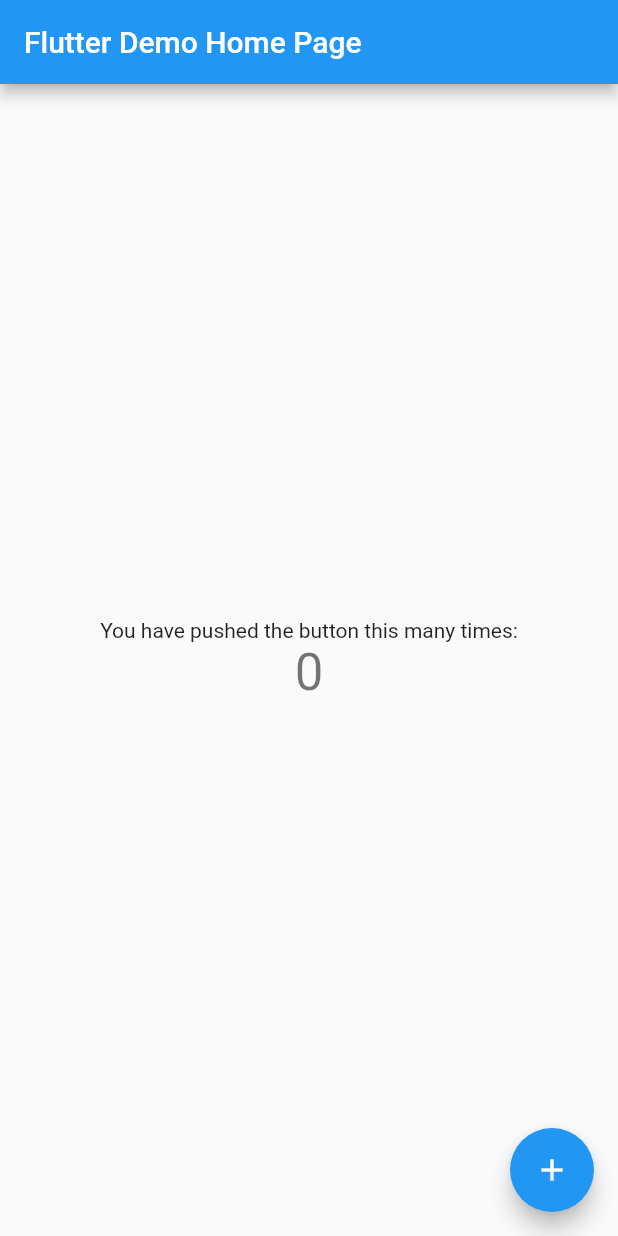
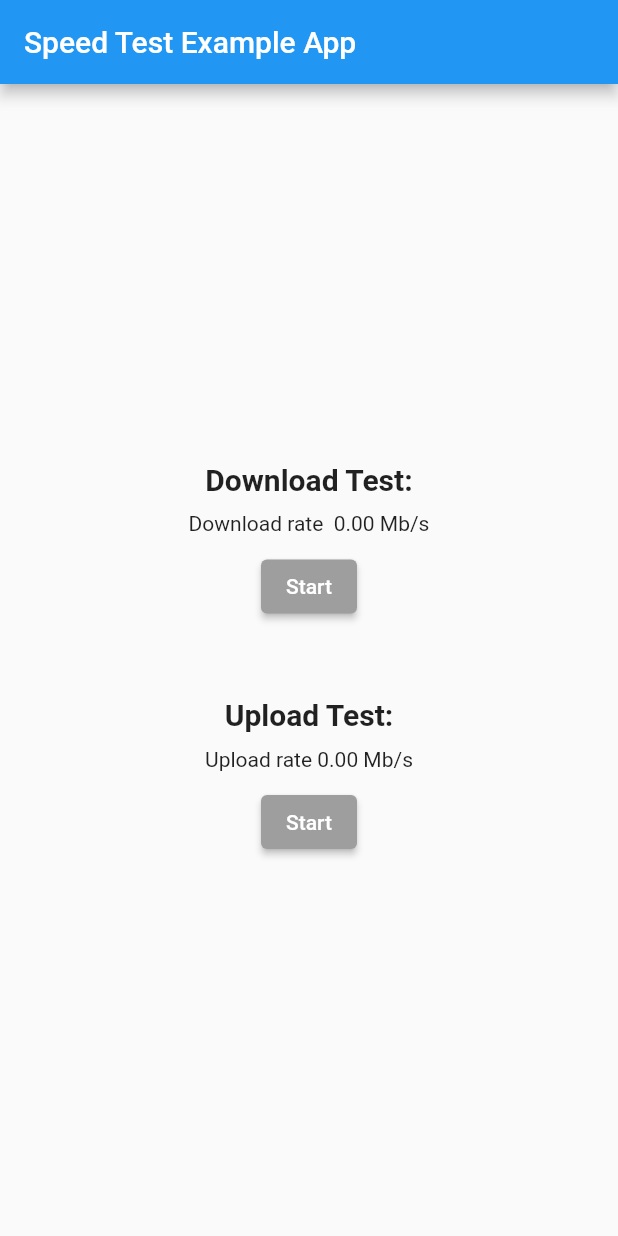
Before and after one commit to kokodavid/speedvpn, a Flutter app: the screen it shows after launch, on a phone screen of 412 x 824 dp. Run offline on Flutter 3.47's test engine with Material 2 defaults, Android fonts, the light colour scheme and no system bars; missing offline and left inert: speed_test_dart.

Commit message:
network speed test

```diff
--- a/lib/main.dart
+++ b/lib/main.dart
@@ -1,4 +1,5 @@
 import 'package:flutter/material.dart';
+import 'package:speedvpn/speed_test.dart';
 
 void main() {
   runApp(const MyApp());
@@ -24,92 +25,7 @@
         // is not restarted.
         primarySwatch: Colors.blue,
       ),
-      home: const MyHomePage(title: 'Flutter Demo Home Page'),
+      home:  Speedtest(),
     );
   }
 }
-
-class MyHomePage extends StatefulWidget {
-  const MyHomePage({super.key, required this.title});
-
-  // This widget is the home page of your application. It is stateful, meaning
-  // that it has a State object (defined below) that contains fields that affect
-  // how it looks.
-
-  // This class is the configuration for the state. It holds the values (in this
-  // case the title) provided by the parent (in this case the App widget) and
-  // used by the build method of the State. Fields in a Widget subclass are
-  // always marked "final".
-
-  final String title;
-
-  @override
-  State<MyHomePage> createState() => _MyHomePageState();
-}
-
-class _MyHomePageState extends State<MyHomePage> {
-  int _counter = 0;
-
-  void _incrementCounter() {
-    setState(() {
-      // This call to setState tells the Flutter framework that something has
-      // changed in this State, which causes it to rerun the build method below
-      // so that the display can reflect the updated values. If we changed
-      // _counter without calling setState(), then the build method would not be
-      // called again, and so nothing would appear to happen.
-      _counter++;
-    });
-  }
-
-  @override
-  Widget build(BuildContext context) {
-    // This method is rerun every time setState is called, for instance as done
-    // by the _incrementCounter method above.
-    //
-    // The Flutter framework has been optimized to make rerunning build methods
-    // fast, so that you can just rebuild anything that needs updating rather
-    // than having to individually change instances of widgets.
-    return Scaffold(
-      appBar: AppBar(
-        // Here we take the value from the MyHomePage object that was created by
-        // the App.build method, and use it to set our appbar title.
-        title: Text(widget.title),
-      ),
-      body: Center(
-        // Center is a layout widget. It takes a single child and positions it
-        // in the middle of the parent.
-        child: Column(
-          // Column is also a layout widget. It takes a list of children and
-          // arranges them vertically. By default, it sizes itself to fit its
-          // children horizontally, and tries to be as tall as its parent.
-          //
-          // Invoke "debug painting" (press "p" in the console, choose the
-          // "Toggle Debug Paint" action from the Flutter Inspector in Android
-          // Studio, or the "Toggle Debug Paint" command in Visual Studio Code)
-          // to see the wireframe for each widget.
-          //
-          // Column has various properties to control how it sizes itself and
-          // how it positions its children. Here we use mainAxisAlignment to
-          // center the children vertically; the main axis here is the vertical
-          // axis because Columns are vertical (the cross axis would be
-          // horizontal).
-          mainAxisAlignment: MainAxisAlignment.center,
-          children: <Widget>[
-            const Text(
-              'You have pushed the button this many times:',
-            ),
-            Text(
-              '$_counter',
-              style: Theme.of(context).textTheme.headlineMedium,
-            ),
-          ],
-        ),
-      ),
-      floatingActionButton: FloatingActionButton(
-        onPressed: _incrementCounter,
-        tooltip: 'Increment',
-        child: const Icon(Icons.add),
-      ), // This trailing comma makes auto-formatting nicer for build methods.
-    );
-  }
-}
--- /dev/null
+++ b/lib/speed_test.dart
@@ -0,0 +1,165 @@
+import 'package:flutter/material.dart';
+import 'package:flutter/src/widgets/framework.dart';
+import 'package:flutter/src/widgets/placeholder.dart';
+import 'package:speed_test_dart/classes/server.dart';
+import 'package:speed_test_dart/speed_test_dart.dart';
+
+class Speedtest extends StatefulWidget {
+  const Speedtest({super.key});
+
+  @override
+  State<Speedtest> createState() => _SpeedtestState();
+}
+
+class _SpeedtestState extends State<Speedtest> {
+  SpeedTestDart tester = SpeedTestDart();
+  List<Server> bestServersList = [];
+
+  double downloadRate = 0;
+  double uploadRate = 0;
+
+  bool readyToTest = false;
+  bool loadingDownload = false;
+  bool loadingUpload = false;
+
+
+    Future<void> setBestServers() async {
+    final settings = await tester.getSettings();
+    final servers = settings.servers;
+
+    final _bestServersList = await tester.getBestServers(
+      servers: servers,
+    );
+
+    setState(() {
+      bestServersList = _bestServersList;
+      readyToTest = true;
+    });
+  }
+
+  Future<void> _testDownloadSpeed() async {
+    setState(() {
+      loadingDownload = true;
+    });
+    final _downloadRate =
+        await tester.testDownloadSpeed(servers: bestServersList);
+    setState(() {
+      downloadRate = _downloadRate;
+      loadingDownload = false;
+    });
+  }
+
+  Future<void> _testUploadSpeed() async {
+    setState(() {
+      loadingUpload = true;
+    });
+
+    final _uploadRate = await tester.testUploadSpeed(servers: bestServersList);
+
+    setState(() {
+      uploadRate = _uploadRate;
+      loadingUpload = false;
+    });
+  }
+
+  @override
+  void initState() {
+    WidgetsBinding.instance.addPostFrameCallback((_) {
+      setBestServers();
+    });
+    super.initState();
+  }
+
+  @override
+  Widget build(BuildContext context) {
+    return MaterialApp(
+      home: Scaffold(
+        appBar: AppBar(
+          title: const Text('Speed Test Example App'),
+        ),
+        body: Center(
+          child: Column(
+            mainAxisSize: MainAxisSize.min,
+            children: [
+              const Text(
+                'Download Test:',
+                style: TextStyle(
+                  fontSize: 20,
+                  fontWeight: FontWeight.bold,
+                ),
+              ),
+              const SizedBox(
+                height: 10,
+              ),
+              if (loadingDownload)
+                Column(
+                  children: const [
+                    CircularProgressIndicator(),
+                    SizedBox(
+                      height: 10,
+                    ),
+                    Text('Testing download speed...'),
+                  ],
+                )
+              else
+                Text('Download rate  ${downloadRate.toStringAsFixed(2)} Mb/s'),
+              const SizedBox(height: 10),
+              ElevatedButton(
+                style: ElevatedButton.styleFrom(
+                  primary: readyToTest && !loadingDownload
+                      ? Colors.blue
+                      : Colors.grey,
+                ),
+                onPressed: loadingDownload
+                    ? null
+                    : () async {
+                        if (!readyToTest || bestServersList.isEmpty) return;
+                        await _testDownloadSpeed();
+                      },
+                child: const Text('Start'),
+              ),
+              const SizedBox(
+                height: 50,
+              ),
+              const Text(
+                'Upload Test:',
+                style: TextStyle(
+                  fontSize: 20,
+                  fontWeight: FontWeight.bold,
+                ),
+              ),
+              const SizedBox(
+                height: 10,
+              ),
+              if (loadingUpload)
+                Column(
+                  children: const [
+                    CircularProgressIndicator(),
+                    SizedBox(height: 10),
+                    Text('Testing upload speed...'),
+                  ],
+                )
+              else
+                Text('Upload rate ${uploadRate.toStringAsFixed(2)} Mb/s'),
+              const SizedBox(
+                height: 10,
+              ),
+              ElevatedButton(
+                style: ElevatedButton.styleFrom(
+                  primary: readyToTest ? Colors.blue : Colors.grey,
+                ),
+                onPressed: loadingUpload
+                    ? null
+                    : () async {
+                        if (!readyToTest || bestServersList.isEmpty) return;
+                        await _testUploadSpeed();
+                      },
+                child: const Text('Start'),
+              ),
+            ],
+          ),
+        ),
+      ),
+    );
+  }
+}
--- a/pubspec.yaml
+++ b/pubspec.yaml
@@ -35,6 +35,7 @@
   # The following adds the Cupertino Icons font to your application.
   # Use with the CupertinoIcons class for iOS style icons.
   cupertino_icons: ^1.0.2
+  speed_test_dart: ^1.0.4+1
 
 dev_dependencies:
   flutter_test:
```
Also changed, not shown: pubspec.lock.
